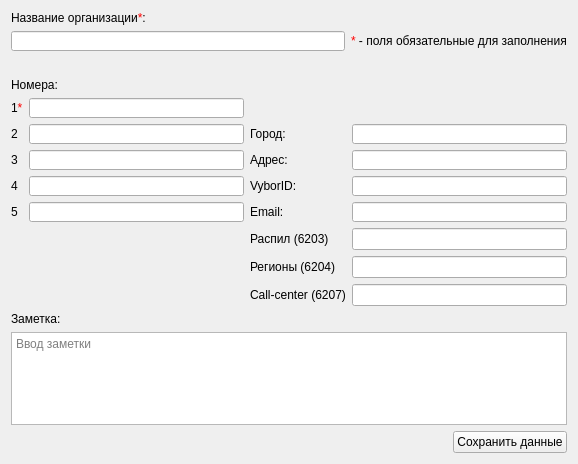
The window that src/AddOrgContactDialog.ui (okostynchuk/Outcall) describes before a commit, drawn with Qt 5.
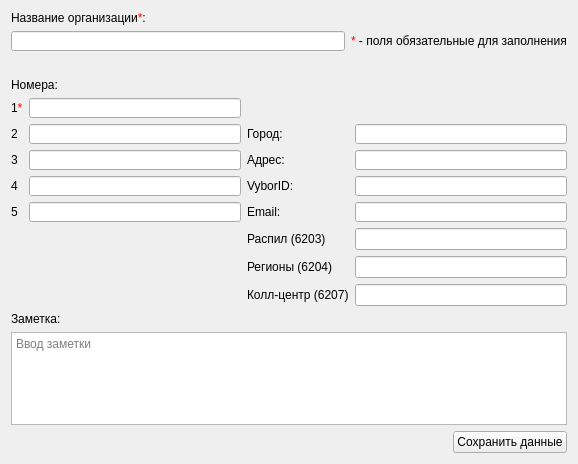
The same window after the commit. Icons and pictures are not drawn.

```diff
--- a/src/AddOrgContactDialog.ui
+++ b/src/AddOrgContactDialog.ui
@@ -343,7 +343,7 @@
      <item row="8" column="2">
       <widget class="QLabel" name="label_20">
        <property name="text">
-        <string>Call-center (6207)</string>
+        <string>Колл-центр (6207)</string>
        </property>
       </widget>
      </item>
```
